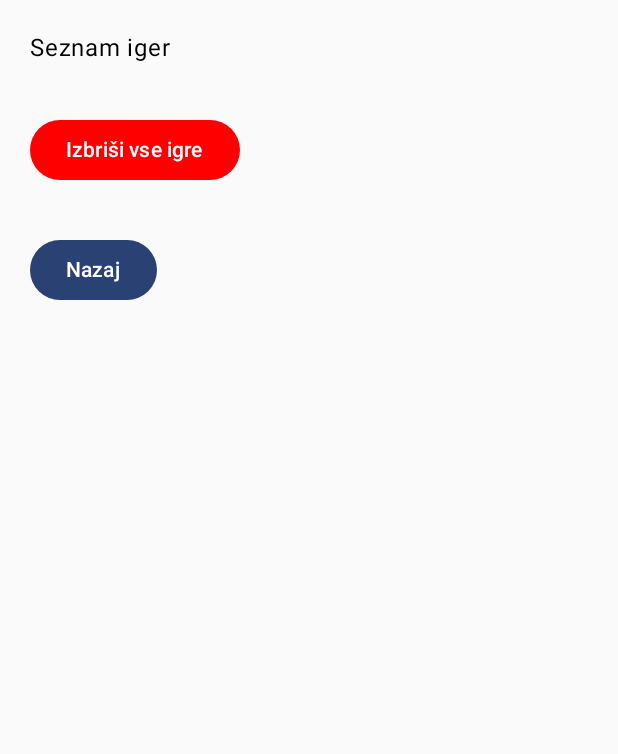
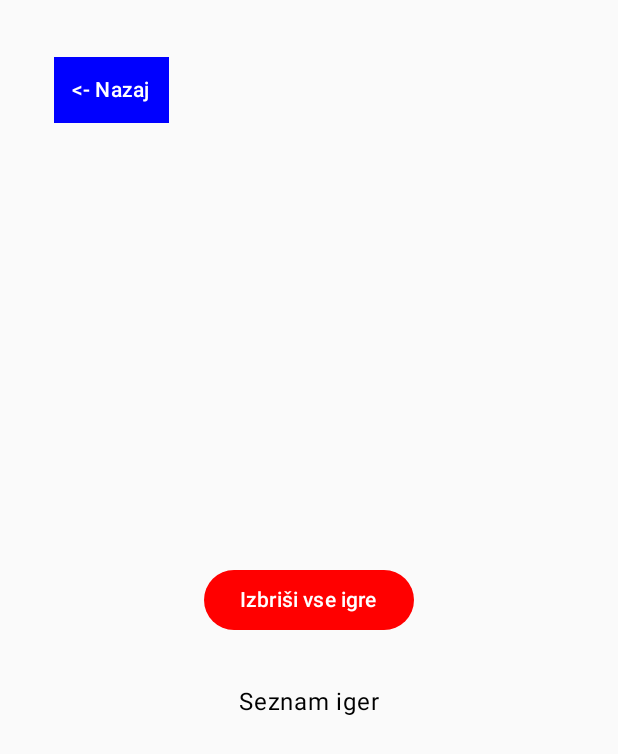
Before and after one commit to marcuss346/RemiCalculator, an Android app built with Jetpack Compose: the SavedGamesScreen screen opened through its navigation route, on a phone screen of 412 x 824 dp. Shown: the top 754 px of the screen. Run offline under Robolectric (Android 15) with nearby library versions, the phone set to English and light mode, and no system bars; our stand-ins replace Dagger/Hilt's generated code.

Commit message:
nazaj gumb

```diff
--- a/app/src/main/java/com/example/remicalculator/ui/HomeScreen.kt
+++ b/app/src/main/java/com/example/remicalculator/ui/HomeScreen.kt
@@ -7,6 +7,7 @@ import androidx.compose.foundation.layout.fillMaxSize
 import androidx.compose.foundation.layout.height
 import androidx.compose.foundation.layout.padding
 import androidx.compose.material3.Button
+import androidx.compose.material3.MaterialTheme
 import androidx.compose.material3.Text
 import androidx.compose.runtime.Composable
 import androidx.compose.ui.Alignment
@@ -25,7 +26,8 @@ fun HomeScreen (navController: NavController) {
         horizontalAlignment = Alignment.CenterHorizontally
     ){
         Text(
-            text = "Dobrodošli!"
+            text = "Dobrodošli!",
+            style = MaterialTheme.typography.headlineSmall
         )
 
         Spacer(
--- a/app/src/main/java/com/example/remicalculator/ui/SavedGamesScreen.kt
+++ b/app/src/main/java/com/example/remicalculator/ui/SavedGamesScreen.kt
@@ -1,6 +1,8 @@
 package com.example.remicalculator.ui
 
+import androidx.compose.foundation.layout.Arrangement
 import androidx.compose.foundation.layout.Column
+import androidx.compose.foundation.layout.PaddingValues
 import androidx.compose.foundation.layout.Spacer
 import androidx.compose.foundation.layout.fillMaxSize
 import androidx.compose.foundation.layout.fillMaxWidth
@@ -8,6 +10,9 @@ import androidx.compose.foundation.layout.height
 import androidx.compose.foundation.layout.padding
 import androidx.compose.foundation.lazy.LazyColumn
 import androidx.compose.foundation.lazy.items
+import androidx.compose.foundation.rememberScrollState
+import androidx.compose.foundation.shape.RoundedCornerShape
+import androidx.compose.foundation.verticalScroll
 import androidx.compose.material3.Button
 import androidx.compose.material3.ButtonDefaults
 import androidx.compose.material3.Text
@@ -17,7 +22,9 @@ import androidx.compose.ui.unit.dp
 import androidx.navigation.NavController
 import com.example.remicalculator.RemiCalculatorScreen
 import androidx.compose.runtime.collectAsState
+import androidx.compose.ui.Alignment
 import androidx.compose.ui.graphics.Color
+import androidx.compose.ui.text.style.TextAlign
 import androidx.hilt.navigation.compose.hiltViewModel
 
 @Composable
@@ -27,20 +34,19 @@ fun SavedGamesScreen(
 ) {
     val savedGames = viewModel.getAllGames().collectAsState(initial = emptyList())
 
-    Column (
+    Column(
         modifier = Modifier
             .fillMaxSize()
-            .padding(20.dp)
+            .padding(20.dp),
+        verticalArrangement = Arrangement.Center,
+        horizontalAlignment = Alignment.CenterHorizontally
     ){
-        Text(
-            text = "Seznam iger"
+        Spacer(
+            modifier = Modifier.height(64.dp)
         )
 
-        Spacer(
-            modifier = Modifier.height(32.dp)
-        )
-
-        Button(onClick = {viewModel.deleteAllGames()}, colors = ButtonDefaults.buttonColors(containerColor = Color.Red)) {
+        Button(onClick = {viewModel.deleteAllGames()},
+            colors = ButtonDefaults.buttonColors(containerColor = Color.Red)) {
             Text(
                 text = "Izbriši vse igre"
             )
@@ -50,11 +56,9 @@ fun SavedGamesScreen(
             modifier = Modifier.height(32.dp)
         )
 
-        Button(onClick = {navController.navigate(RemiCalculatorScreen.Home.name)}) {
-            Text(
-                text = "Nazaj"
-            )
-        }
+        Text(
+            text = "Seznam iger"
+        )
 
         Spacer(
             modifier = Modifier.height(32.dp)
@@ -79,4 +83,27 @@ fun SavedGamesScreen(
             }
         }
     }
+
+    Column(
+        modifier = Modifier
+            .fillMaxSize()
+            .padding(20.dp),
+        verticalArrangement = Arrangement.Top,
+        horizontalAlignment = Alignment.Start
+    ) {
+        Button(onClick = { navController.navigate(RemiCalculatorScreen.Home.name) },
+            modifier = Modifier
+                .padding(16.dp),
+            shape = RoundedCornerShape(0.dp),
+            contentPadding = PaddingValues(12.dp),
+            colors = ButtonDefaults.buttonColors(containerColor = Color.Blue)
+        )
+        {
+            Text(text = "<- Nazaj")
+        }
+        Spacer(
+            modifier = Modifier.height(64.dp)
+        )
+    }
+
 }
```
Also changed, not shown: app/src/main/java/com/example/remicalculator/ui/AddPlayersScreen.kt (+22 -7 lines), app/src/main/java/com/example/remicalculator/ui/GameRulesScreen.kt (+26 -14 lines), app/src/main/java/com/example/remicalculator/ui/NewGameScreen.kt (+20 -7 lines), app/src/main/java/com/example/remicalculator/ui/PlayGameScreen.kt (+42 -13 lines).
